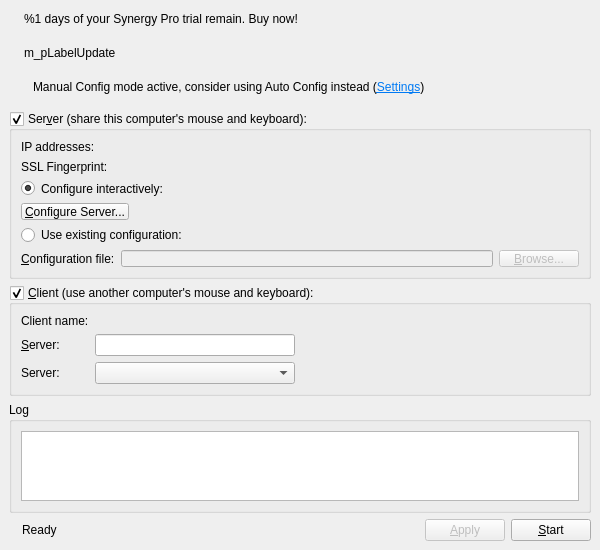
deskflow/deskflow, file src/gui/src/MainWindowBase.ui: the form before one commit.
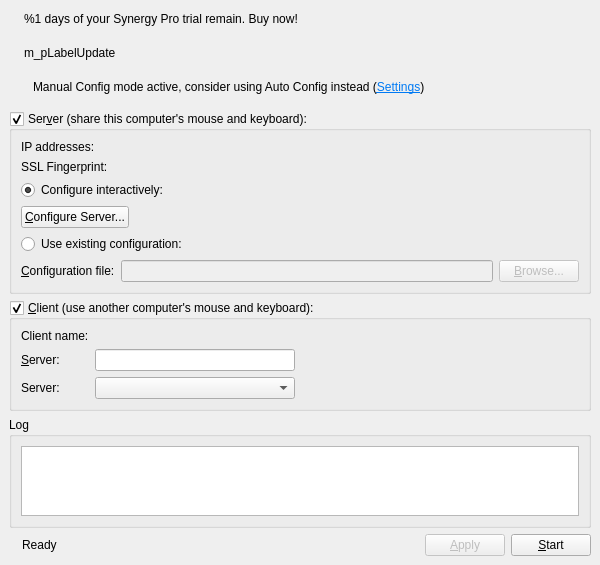
The form after the commit. Icons and pictures are not drawn.

Commit message: #6527 Added dpiAwareness PerMonitor to fix scaling in core on Windows, and also set window height to auto (0) which prevents elements being squashed in the config app

The edit to the form file:
```diff
--- a/src/gui/src/MainWindowBase.ui
+++ b/src/gui/src/MainWindowBase.ui
@@ -18,8 +18,8 @@
   </property>
   <property name="minimumSize">
    <size>
-    <width>500</width>
-    <height>400</height>
+    <width>600</width>
+    <height>0</height>
    </size>
   </property>
   <property name="windowTitle">
```
The commit also changes 4 other files.
